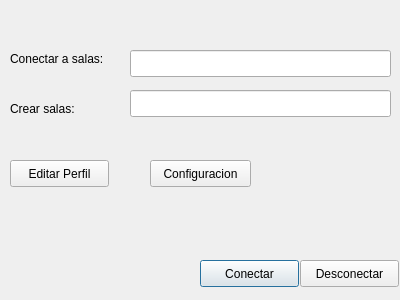
Before: the Qt Designer form Cliente/ventanaprincipal.ui in AleDelgado94/ChatOsO, drawn with Qt 5.
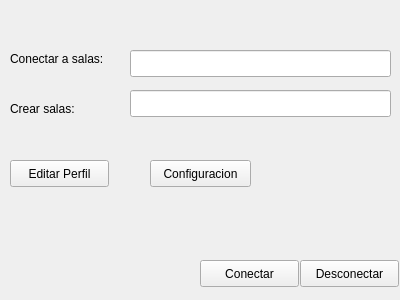
After: the same form once the commit is applied.

What changed in the file:
```diff
--- a/Cliente/ventanaprincipal.ui
+++ b/Cliente/ventanaprincipal.ui
@@ -44,7 +44,7 @@
     <string>Conectar</string>
    </property>
    <property name="autoDefault">
-    <bool>true</bool>
+    <bool>false</bool>
    </property>
   </widget>
   <widget class="QPushButton" name="pushButtonDesconectar">
```
Left out of the diff: 3 changed lines with no effect on the pictures.
